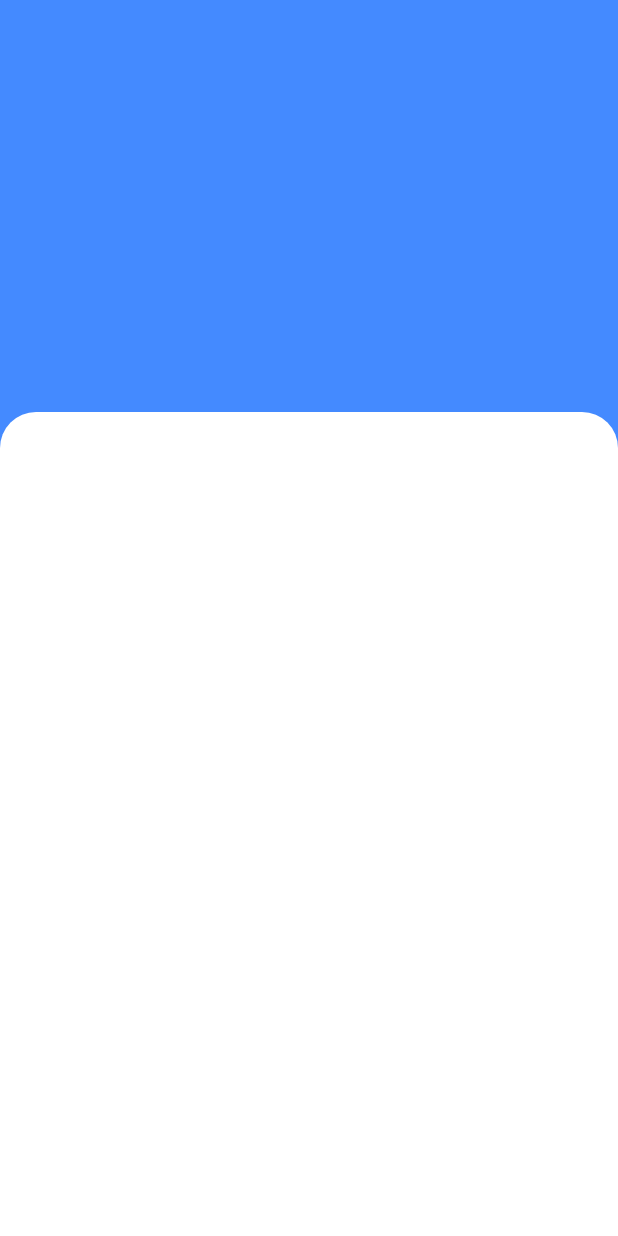
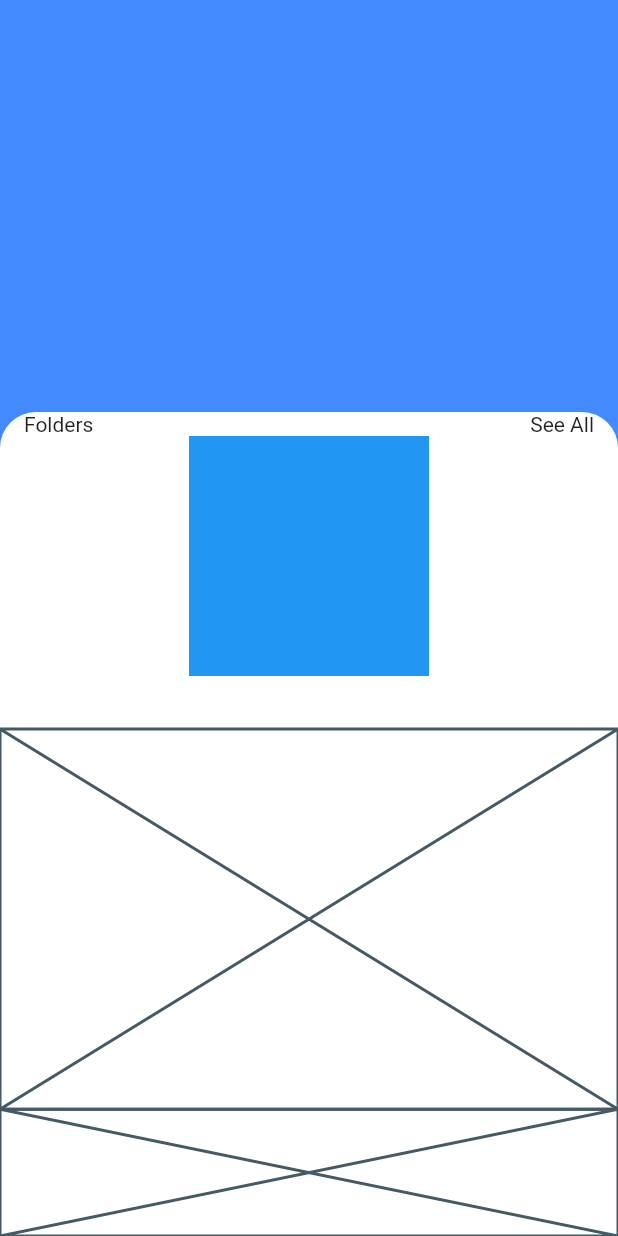
Before and after one commit to JAICHANGPARK/flutter_notebook_the_third_story, a Flutter app: the screen it shows after launch, on a phone screen of 412 x 824 dp. Run offline on Flutter 3.47's test engine with Material 2 defaults, Android fonts, the phone set to English and light mode, and no system bars; our stand-ins replace badges, fl_chart, page_transition.

Commit message:
Update app_main.dart

```diff
--- a/lib/file_manager/app_main.dart
+++ b/lib/file_manager/app_main.dart
@@ -1,3 +1,4 @@
+import 'package:flutter/cupertino.dart';
 import 'package:flutter/material.dart';
 
 class AppMain extends StatefulWidget {
@@ -19,16 +20,59 @@ class _AppMainState extends State<AppMain> {
             top: MediaQuery.of(context).size.height / 3,
             child: Container(
               decoration: BoxDecoration(
-                color: Colors.white,
-                borderRadius: BorderRadius.only(
-                  topLeft: Radius.circular(24),
-                  topRight: Radius.circular(24),
-
-                )
+                  color: Colors.white,
+                  borderRadius: BorderRadius.only(
+                    topLeft: Radius.circular(24),
+                    topRight: Radius.circular(24),
+                  )),
+              child: Column(
+                children: <Widget>[
+                  Expanded(
+                    flex: 5,
+                    child: Padding(
+                      padding: const EdgeInsets.only(left: 16, right: 16),
+                      child: Column(
+                        mainAxisSize: MainAxisSize.max,
+                        children: <Widget>[
+                          Row(
+                            mainAxisAlignment: MainAxisAlignment.spaceBetween,
+                            children: <Widget>[
+                              Text("Folders"),
+                              Text("See All"),
+                            ],
+                          ),
+                          Container(
+                            height: 160,
+                            child: ListView(
+                              scrollDirection: Axis.horizontal,
+                              shrinkWrap: true,
+                              children: <Widget>[
+                                Container(
+                                  width: 160,
+                                  height: 160,
+                                  decoration: BoxDecoration(
+                                    color: Colors.blue,
+                                  ),
+                                )
+                              ],
+                            ),
+                          )
+                        ],
+                      ),
+                    ),
+                  ),
+                  Expanded(
+                    flex: 6,
+                    child: Placeholder(),
+                  ),
+                  Expanded(
+                    flex: 2,
+                    child: Placeholder(),
+                  )
+                ],
               ),
             ),
           )
-
         ],
       ),
     );
```
